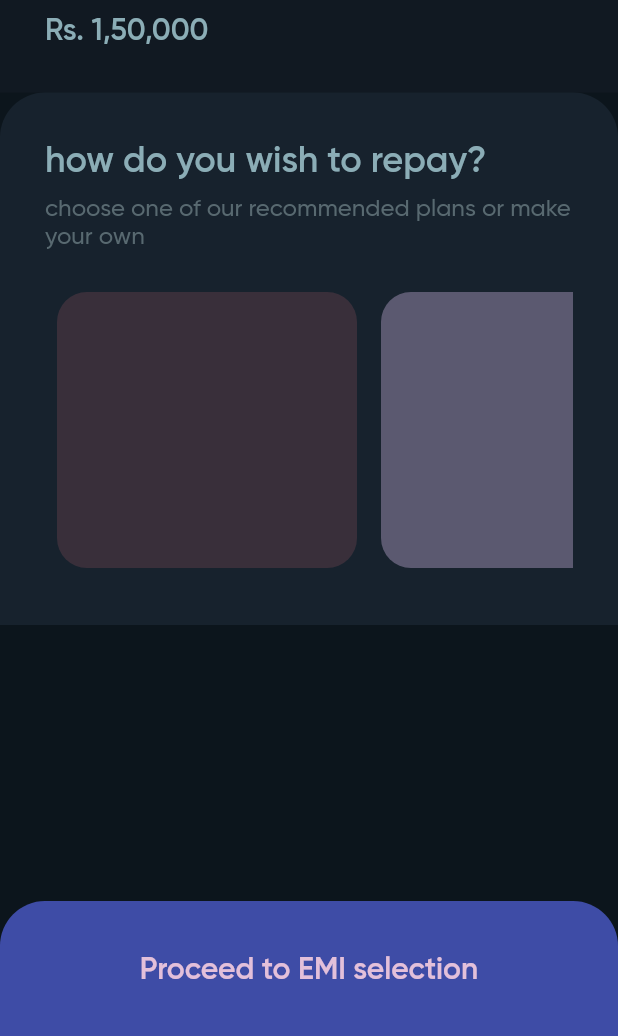
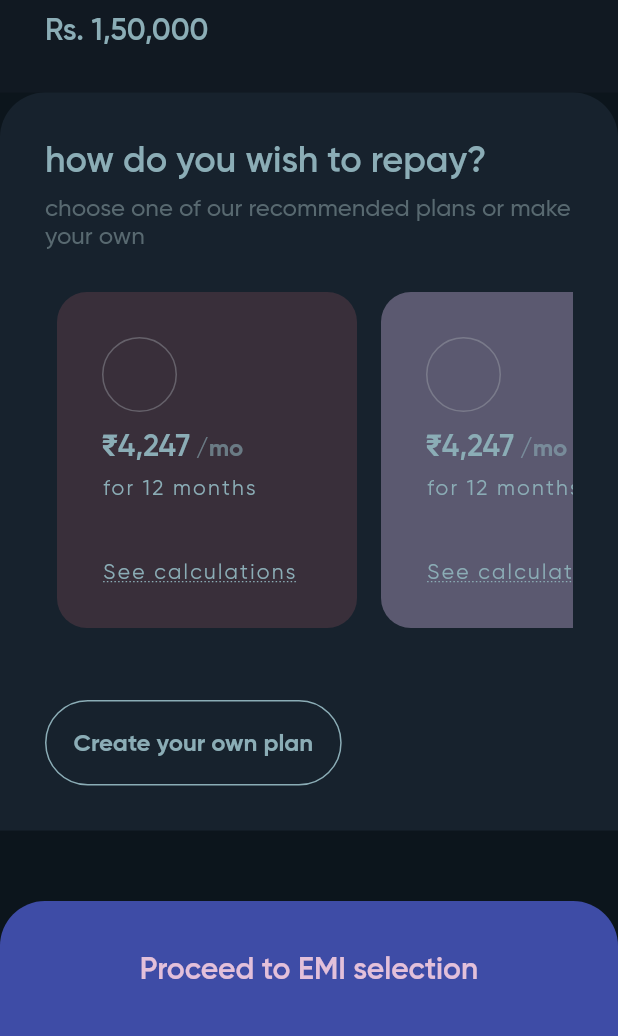
Before and after one commit to nehal076/cred_cash, a Flutter app: the screen it shows after launch, after a tap on "Proceed to EMI selection", on a phone screen of 412 x 824 dp, the part 200-1236 px from its top. Run offline on Flutter 3.47's test engine with Material 2 defaults, Android fonts, the phone set to English and light mode, and no system bars; drawn by our look-alikes of expandable; our stand-ins replace sleek_circular_slider.

Commit message:
second view UI

```diff
--- a/lib/screens/second_view.dart/second_view_expanded.dart
+++ b/lib/screens/second_view.dart/second_view_expanded.dart
@@ -1,4 +1,6 @@
 import 'package:cred/utils/colors.dart';
+import 'package:cred/utils/extenstions.dart';
+import 'package:cred/utils/styles.dart';
 import 'package:cred/widgets/credit_text.dart';
 import 'package:cred/widgets/rounded.dart';
 import 'package:expandable/expandable.dart';
@@ -36,7 +38,7 @@ class SecondViewExpanded extends StatelessWidget {
           Padding(
             padding: const EdgeInsets.all(30.0),
             child: Column(
-              crossAxisAlignment: CrossAxisAlignment.stretch,
+              crossAxisAlignment: CrossAxisAlignment.start,
               children: [
                 const CreditText(
                   heading: "how do you wish to repay?",
@@ -44,16 +46,15 @@ class SecondViewExpanded extends StatelessWidget {
                 ),
                 const SizedBox(height: 20),
                 SizedBox(
-                  height: 200,
+                  height: 240,
                   child: ListView.builder(
                     shrinkWrap: true,
                     scrollDirection: Axis.horizontal,
                     itemCount: plans.length,
                     itemBuilder: (context, index) {
-                        return IntrinsicHeight(
-                          child: Container(
-                            height: 90,
+                      return Container(
                         width: 200,
+                        padding: const EdgeInsets.all(30),
                         margin: const EdgeInsets.all(8),
                         decoration: BoxDecoration(
                           color: plans[index].color,
@@ -61,9 +62,76 @@ class SecondViewExpanded extends StatelessWidget {
                             Radius.circular(20),
                           ),
                         ),
+                        child: Column(
+                          mainAxisSize: MainAxisSize.max,
+                          crossAxisAlignment: CrossAxisAlignment.start,
+                          children: [
+                            Container(
+                              height: 50,
+                              width: 50,
+                              decoration: BoxDecoration(
+                                shape: BoxShape.circle,
+                                border: Border.all(
+                                  width: 1,
+                                  color: AppColors.borderColor.withOpacity(0.4),
+                                ),
+                              ),
+                            ),
+                            const SizedBox(height: 10),
+                            Text.rich(
+                              TextSpan(
+                                children: [
+                                  const TextSpan(text: '₹4,247'),
+                                  TextSpan(
+                                    text: ' /mo',
+                                    style: context.theme.textTheme.labelMedium
+                                        ?.copyWith(
+                                      fontWeight: FontWeight.bold,
+                                      color:
+                                          AppColors.textColor.withOpacity(0.6),
+                                    ),
+                                  ),
+                                ],
+                              ),
+                            ),
+                            const SizedBox(height: 8),
+                            Text(
+                              'for 12 months',
+                              style: context.theme.textTheme.labelSmall,
+                            ),
+                            const SizedBox(height: 40),
+                            Text(
+                              'See calculations',
+                              style:
+                                  context.theme.textTheme.labelSmall?.copyWith(
+                                decorationColor: AppColors.textColor,
+                                decoration: TextDecoration.underline,
+                                decorationStyle: TextDecorationStyle.dotted,
+                              ),
+                            ),
+                          ],
                         ),
                       );
-                      }),
+                    },
+                  ),
+                ),
+                const SizedBox(height: 40),
+                IntrinsicWidth(
+                  child: Container(
+                    alignment: Alignment.centerLeft,
+                    padding: const EdgeInsets.all(18),
+                    decoration: BoxDecoration(
+                      borderRadius: BorderRadius.circular(40),
+                      border: Border.all(width: 1, color: AppColors.textColor),
+                    ),
+                    child: Text(
+                      "Create your own plan",
+                      style: context.theme.textTheme.labelMedium?.copyWith(
+                        color: AppColors.textColor,
+                        fontWeight: FontWeight.w700,
+                      ),
+                    ),
+                  ),
                 ),
               ],
             ),
--- a/lib/screens/select_credit.dart
+++ b/lib/screens/select_credit.dart
@@ -6,7 +6,6 @@ import 'package:cred/utils/app_bar.dart';
 import 'package:cred/utils/app_constants.dart';
 import 'package:cred/utils/colors.dart';
 import 'package:cred/utils/extenstions.dart';
-import 'package:cred/widgets/credit_text.dart';
 import 'package:expandable/expandable.dart';
 import 'package:flutter/material.dart';
 
--- a/lib/utils/colors.dart
+++ b/lib/utils/colors.dart
@@ -12,4 +12,5 @@ class AppColors {
   static const Color greenColor = Color(0xff79B06A);
   static const Color progressBarColor = Color(0xffE19275);
   static const Color trackColor = Color(0xffFFEBE1);
+  static const Color borderColor = Color(0xffA7ACB2);
 }
--- /dev/null
+++ b/lib/utils/styles.dart
@@ -0,0 +1,10 @@
+import 'package:cred/utils/colors.dart';
+import 'package:flutter/material.dart';
+
+class Styles {
+  static final ButtonStyle outlinedButtonStyle = OutlinedButton.styleFrom(
+    foregroundColor: AppColors.textColor,
+    shape: const StadiumBorder(),
+    side: const BorderSide(color: AppColors.textColor),
+  );
+}
--- a/lib/utils/theme.dart
+++ b/lib/utils/theme.dart
@@ -116,7 +116,7 @@ class AppTheme {
       onPrimaryContainer: Color(0xff1A1A1A),
       onPrimary: Color(0xFFFFFFFF),
       primaryContainer: Color(0xFFFFFFFF),
-      primary: Color(0xFF6750A4),
+      primary: AppColors.textColor,
     ),
   );
 }
```
Lines whose indentation alone changed are shown as unchanged.
